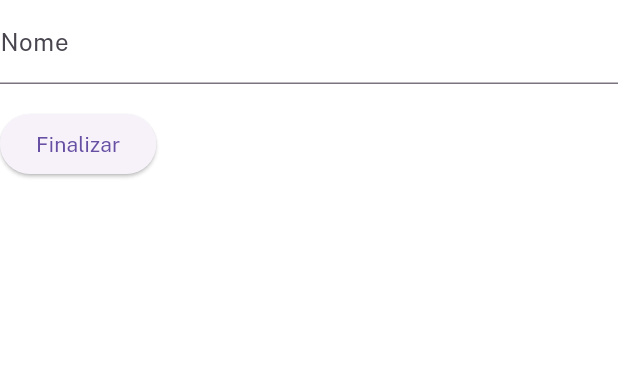
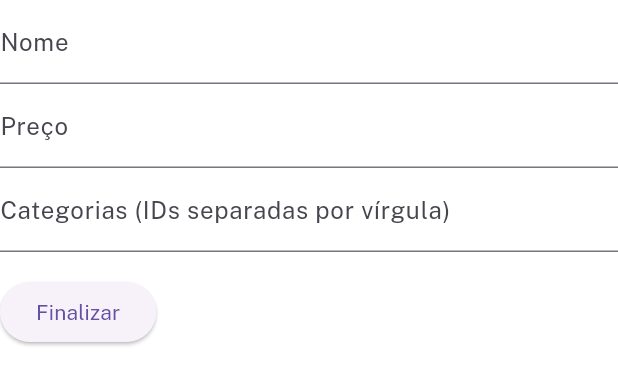
Before and after one commit to joaopaulopmedeiros/qualquercoisavinteconto-mobile, a Flutter app: the ProductFormWidget widget shown alone on an empty page, opened directly, after a tap on "Finalizar", on a phone screen of 412 x 824 dp. Shown: the top 385 px of the screen. Run offline on Flutter 3.47's test engine with Material 3 defaults, Android fonts, the phone set to English and light mode, and no system bars; our stand-ins replace velocity_x; accounts and stored records are empty; network calls fail.

Commit message:
feat: edit product

```diff
--- a/lib/screens/manage_product.dart
+++ b/lib/screens/manage_product.dart
@@ -74,6 +74,7 @@ class _ManageProductScreenState extends State<ManageProductScreen> {
         return ProductFormWidget(
           name: product.name,
           productId: product.id,
+          price: product.price,
         );
       },
     );
--- a/lib/widgets/product_form_widget.dart
+++ b/lib/widgets/product_form_widget.dart
@@ -11,10 +11,15 @@ import 'package:qualquercoisavinteconto/utils/http.dart';
 
 class ProductFormWidget extends StatefulWidget {
   final String? name;
+  final double? price;
+  final List<int>? categories;
   final int? productId;
 
-  const ProductFormWidget({super.key,
+  const ProductFormWidget({
+    super.key,
     this.name,
+    this.price,
+    this.categories,
     this.productId,
   });
 
@@ -24,15 +29,25 @@ class ProductFormWidget extends StatefulWidget {
 
 class _ProductFormWidgetState extends State<ProductFormWidget> {
   final TextEditingController _nameController = TextEditingController();
+  final TextEditingController _priceController = TextEditingController();
+  final TextEditingController _categoriesController = TextEditingController();
 
   @override
   void initState() {
     super.initState();
     _nameController.text = widget.name ?? '';
+    _priceController.text = widget.price?.toString() ?? '';
+    _categoriesController.text = widget.categories?.join(', ') ?? '';
   }
 
   Future<void> _submitForm() async {
     final String name = _nameController.text;
+    final double price = double.parse(_priceController.text);
+    final List<int> categories = _categoriesController.text
+        .split(',')
+        .map((str) => int.tryParse(str.trim()) ?? 0)
+        .where((id) => id > 0)
+        .toList();
     final int? productId = widget.productId;
 
     final authProvider = Provider.of<AuthProvider>(context, listen: false);
@@ -40,7 +55,9 @@ class _ProductFormWidgetState extends State<ProductFormWidget> {
 
     final Map<String, dynamic> requestBody = {
       'name': name,
-      'id': productId
+      'price': price,
+      'categories': categories,
+      'id': productId,
     };
 
     try {
@@ -56,9 +73,8 @@ class _ProductFormWidgetState extends State<ProductFormWidget> {
     }
   }
 
-
-  Future<Response> callApi(String accessToken, Map<String, dynamic> requestBody, int? productId) async {
-
+  Future<Response> callApi(
+      String accessToken, Map<String, dynamic> requestBody, int? productId) async {
     if (productId != null && productId > 0) {
       return await http.put(
         Uri.parse('$apiBaseUrl/products/$productId'),
@@ -93,6 +109,15 @@ class _ProductFormWidgetState extends State<ProductFormWidget> {
             controller: _nameController,
             decoration: const InputDecoration(labelText: 'Nome'),
           ),
+          TextFormField(
+            controller: _priceController,
+            decoration: const InputDecoration(labelText: 'Preço'),
+            keyboardType: TextInputType.number,
+          ),
+          TextFormField(
+            controller: _categoriesController,
+            decoration: const InputDecoration(labelText: 'Categorias (IDs separadas por vírgula)'),
+          ),
           const SizedBox(height: 16),
           ElevatedButton(
             onPressed: () async {
```
Lines whose indentation alone changed are shown as unchanged.
